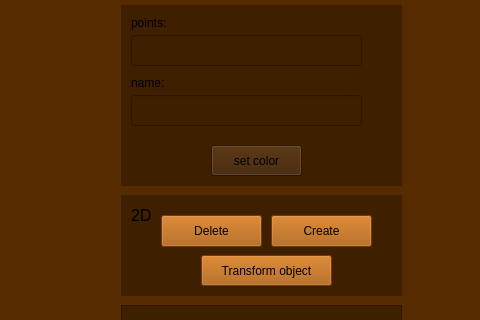
First picture: the form in src/view/main_view/gui_main.ui, repository victoriavllso/sistema-grafico-interativo, before the edit; both pictures show x 639 to 1119 and y 194 to 514 of the 1119 by 921 pixel window.
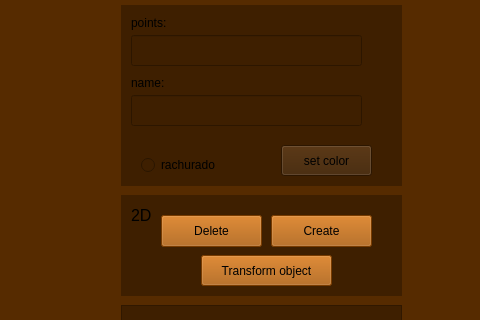
Second picture: the form after the edit.

Commit message: [FEAT] - Implementação de polígonos rachurados com importação e exportação implementados para eles. Clipping de pontos e retas funcionando, apenas falta acertar por completo o clipping de wireframes

Diff of the .ui file:
```diff
--- a/src/view/main_view/gui_main.ui
+++ b/src/view/main_view/gui_main.ui
@@ -489,7 +489,7 @@
     <widget class="QPushButton" name="color_button">
      <property name="geometry">
       <rect>
-       <x>90</x>
+       <x>160</x>
        <y>140</y>
        <width>91</width>
        <height>31</height>
@@ -502,6 +502,19 @@
       <string>set color</string>
      </property>
     </widget>
+    <widget class="QRadioButton" name="radioButton">
+     <property name="geometry">
+      <rect>
+       <x>20</x>
+       <y>150</y>
+       <width>100</width>
+       <height>20</height>
+      </rect>
+     </property>
+     <property name="text">
+      <string>rachurado</string>
+     </property>
+    </widget>
    </widget>
   </widget>
   <widget class="QMenuBar" name="menubar">
```
Left out of the diff: 4 changed lines with no effect on the pictures. The commit also changes 8 other files.
